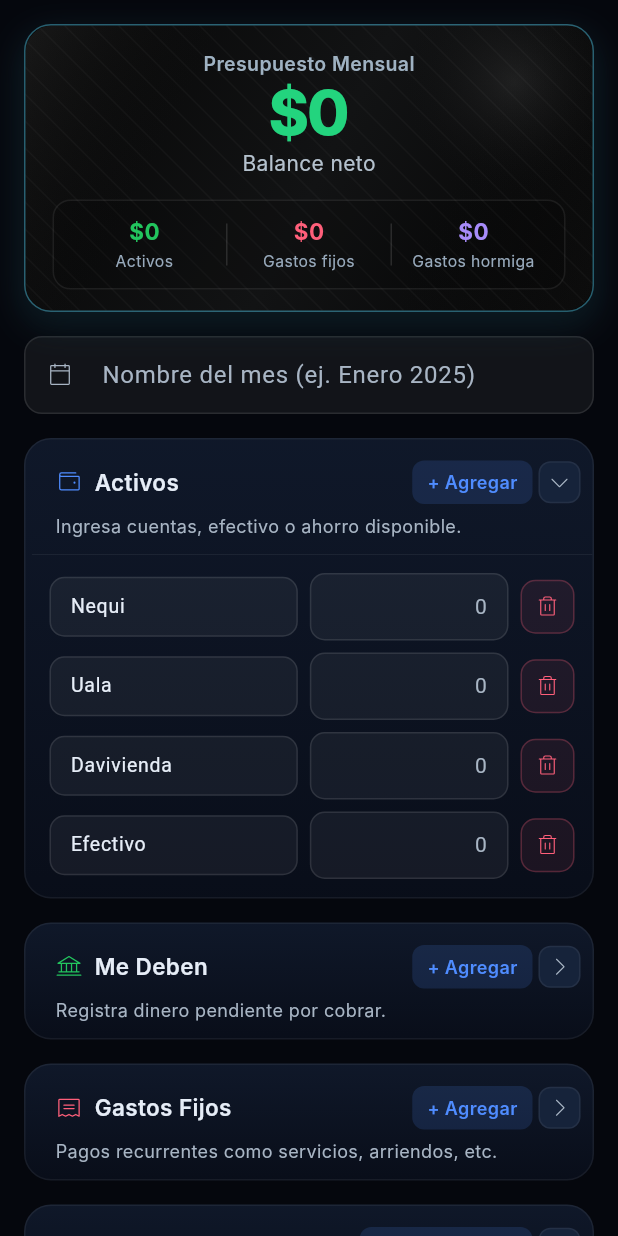
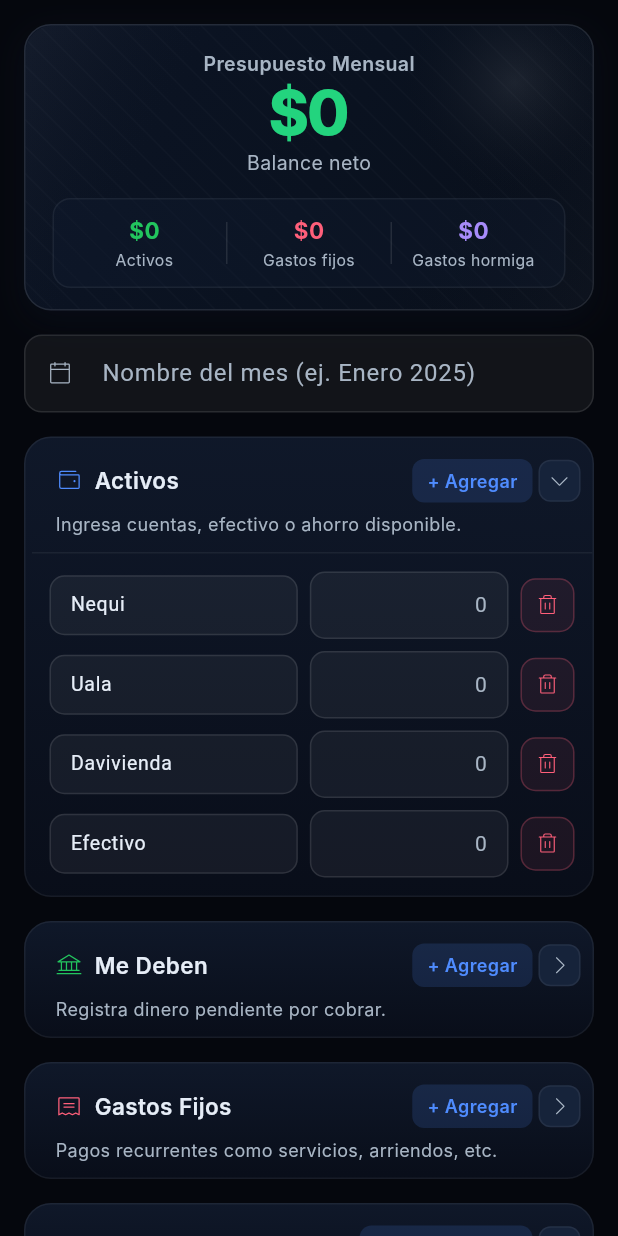
Before and after one commit to JuanDelgado06/finanzas-personales-app, a Flutter app: the BudgetScreen screen opened directly, after a tap on an icon or button, on a phone screen of 412 x 824 dp. Run offline on Flutter 3.47's test engine with Material 3 defaults, Android fonts, the phone set to English and light mode, and no system bars; our stand-ins replace firebase_auth, firebase_core, fl_chart, flutter_slidable, google_sign_in, phosphor_flutter and 1 more; accounts and stored records are empty; Roboto replaces fonts that are missing (Inter).

Commit message:
feat: mejorar visualización de tarjetas de crédito y optimizar manejo de gastos
Co-authored-by: Copilot <copilot@github.com>

```diff
--- a/lib/screens/budget_screen.dart
+++ b/lib/screens/budget_screen.dart
@@ -237,25 +237,25 @@ class _SummaryCard extends StatelessWidget {
           gradient: const LinearGradient(
             begin: Alignment.topLeft,
             end: Alignment.bottomRight,
-            colors: [Color(0xFF070707), Color(0xFF121314), Color(0xFF050505)],
+            colors: [kSurface, Color(0xFF0A1220), Color(0xFF090F1A)],
             stops: [0.0, 0.52, 1.0],
           ),
           border: Border.all(
             color: isPositive
-                ? const Color(0xFF53D8FF).withOpacity(0.42)
-                : kDanger.withOpacity(0.42),
+                ? kLine
+                : kDanger.withOpacity(0.26),
             width: 1,
           ),
           boxShadow: [
             BoxShadow(
-              color: (isPositive ? const Color(0xFF53D8FF) : kDanger).withOpacity(0.16),
+              color: Colors.black.withOpacity(0.34),
+              blurRadius: 14,
+              offset: const Offset(0, 7),
+            ),
+            BoxShadow(
+              color: kAccent.withOpacity(0.06),
               blurRadius: 18,
-              offset: const Offset(0, 8),
-            ),
-            BoxShadow(
-              color: Colors.black.withOpacity(0.35),
-              blurRadius: 16,
-              offset: const Offset(0, 10),
+              offset: const Offset(0, 6),
             ),
           ],
         ),
@@ -286,11 +286,7 @@ class _SummaryCard extends StatelessWidget {
                   children: [
                     Text(
                       state.monthName.isEmpty ? 'Presupuesto Mensual' : state.monthName,
-                      style: const TextStyle(
-                        color: Color(0xFF9FB2C2),
-                        fontSize: 13,
-                        fontWeight: FontWeight.w600,
-                      ),
+                      style: const TextStyle(color: kTextSoft, fontSize: 13, fontWeight: FontWeight.w600),
                     ),
                     const SizedBox(height: 4),
                     TweenAnimationBuilder<double>(
@@ -311,15 +307,15 @@ class _SummaryCard extends StatelessWidget {
                     const SizedBox(height: 4),
                     const Text(
                       'Balance neto',
-                      style: TextStyle(color: Color(0xFFB5C2CE), fontSize: 14),
+                      style: TextStyle(color: kTextSoft, fontSize: 13),
                     ),
                     const SizedBox(height: 14),
                     Container(
                       padding: const EdgeInsets.symmetric(horizontal: 8, vertical: 10),
                       decoration: BoxDecoration(
-                        color: Colors.black.withOpacity(0.14),
+                        color: kSurfaceSoft.withOpacity(0.32),
                         borderRadius: BorderRadius.circular(12),
-                        border: Border.all(color: Colors.white.withOpacity(0.08)),
+                        border: Border.all(color: kLineSoft),
                       ),
                       child: Row(
                         children: [
@@ -361,7 +357,7 @@ class _SummaryDivider extends StatelessWidget {
       width: 1,
       height: 28,
       margin: const EdgeInsets.symmetric(horizontal: 2),
-      color: Colors.white.withOpacity(0.12),
+      color: kLine,
     );
   }
 }
@@ -391,7 +387,7 @@ class _SummaryTile extends StatelessWidget {
           ),
           const SizedBox(height: 2),
           Text(label,
-              style: const TextStyle(color: Color(0xFF98AABC), fontSize: 10.5),
+              style: const TextStyle(color: kTextSoft, fontSize: 10.5),
               textAlign: TextAlign.center),
         ],
       ),
@@ -403,7 +399,7 @@ class _SummaryTexturePainter extends CustomPainter {
   @override
   void paint(Canvas canvas, Size size) {
     final linePaint = Paint()
-      ..color = Colors.white.withOpacity(0.03)
+      ..color = Colors.white.withOpacity(0.018)
       ..strokeWidth = 1
       ..style = PaintingStyle.stroke;
 
@@ -421,10 +417,10 @@ class _SummaryTexturePainter extends CustomPainter {
         begin: Alignment.topLeft,
         end: Alignment.bottomRight,
         colors: [
-          Colors.white.withOpacity(0.07),
+          Colors.white.withOpacity(0.035),
           Colors.transparent,
           Colors.transparent,
-          Colors.white.withOpacity(0.03),
+          Colors.white.withOpacity(0.02),
         ],
         stops: const [0.0, 0.3, 0.68, 1.0],
       ).createShader(Rect.fromLTWH(0, 0, size.width, size.height));
@@ -1082,10 +1078,26 @@ class _CreditCardRow extends StatefulWidget {
 class _CreditCardRowState extends State<_CreditCardRow> {
   late bool _expanded;
 
+  double _derivedBalance() {
+    final value = widget.item.creditLimit - widget.item.paymentTotal;
+    return value > 0 ? value : 0;
+  }
+
+  void _syncDerivedBalance() {
+    widget.item.balance = _derivedBalance();
+  }
+
   @override
   void initState() {
     super.initState();
     _expanded = false;
+    _syncDerivedBalance();
+  }
+
+  @override
+  void didUpdateWidget(covariant _CreditCardRow oldWidget) {
+    super.didUpdateWidget(oldWidget);
+    _syncDerivedBalance();
   }
 
   @override
@@ -1093,8 +1105,10 @@ class _CreditCardRowState extends State<_CreditCardRow> {
     final state = context.read<AppState>();
     final cardName = widget.item.name.trim();
     final hasName = cardName.isNotEmpty;
+    final currentBalance = _derivedBalance();
+    widget.item.balance = currentBalance;
     final utilization = widget.item.creditLimit > 0
-        ? (widget.item.balance / widget.item.creditLimit * 100).clamp(0, 100)
+      ? (widget.item.paymentTotal / widget.item.creditLimit * 100).clamp(0, 100)
         : 0;
     final numericId = widget.item.id.replaceAll(RegExp(r'[^0-9]'), '');
     final last4 = numericId.length >= 4
@@ -1402,6 +1416,7 @@ class _CreditCardRowState extends State<_CreditCardRow> {
                             compact: true,
                             onChanged: (v) {
                               widget.item.creditLimit = v;
+                              _syncDerivedBalance();
                               state.notifyListeners();
                             },
                           ),
@@ -1418,13 +1433,25 @@ class _CreditCardRowState extends State<_CreditCardRow> {
                             style: TextStyle(color: kTextSoft, fontSize: 11),
                           ),
                           const SizedBox(height: 4),
-                          _AmountInput(
-                            initial: widget.item.balance,
-                            compact: true,
-                            onChanged: (v) {
-                              widget.item.balance = v;
-                              state.notifyListeners();
-                            },
+                          Container(
+                            width: double.infinity,
+                            padding: const EdgeInsets.symmetric(
+                              horizontal: 12,
+                              vertical: 10,
+                            ),
+                            decoration: BoxDecoration(
+                              color: const Color(0x11FFFFFF),
+                              borderRadius: BorderRadius.circular(10),
+                              border: Border.all(color: kLine),
+                            ),
+                            child: Text(
+                              formatCurrencyFull(currentBalance),
+                              style: const TextStyle(
+                                color: kTextMain,
+                                fontSize: 13,
+                                fontWeight: FontWeight.w600,
+                              ),
+                            ),
                           ),
                         ],
                       ),
@@ -1470,6 +1497,7 @@ class _CreditCardRowState extends State<_CreditCardRow> {
                             compact: true,
                             onChanged: (v) {
                               widget.item.paymentTotal = v;
+                              _syncDerivedBalance();
                               state.notifyListeners();
                             },
                           ),
```
Also changed, not shown: lib/screens/micro_expenses_screen.dart (+19 -23 lines), lib/state/app_state.dart (+52 -0 lines).
